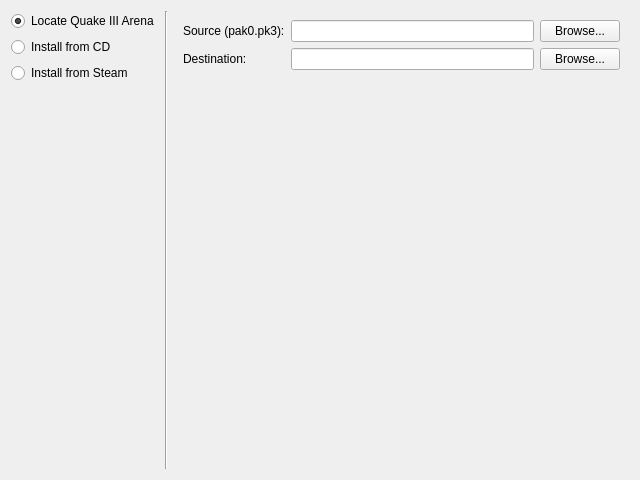
Before: the Qt Designer form installwizard_setup.ui in ioquake/launch, drawn with Qt 5.
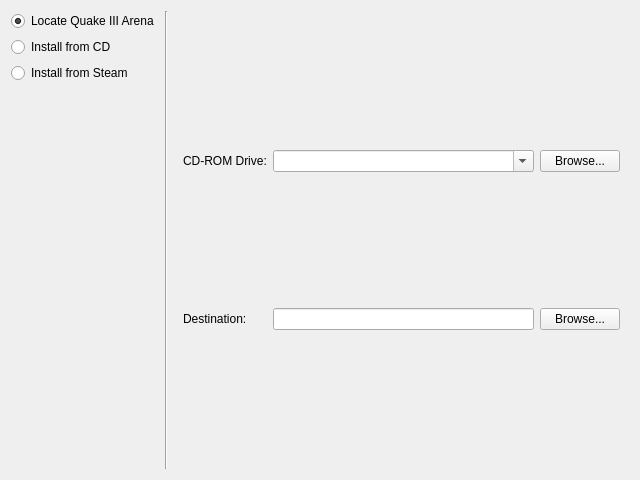
After: the same form once the commit is applied. The open tabs and pages were chosen to show the change.

Commit message: When installing from CD, have the user select a drive/directory instead of making them find pak0.pk3 on the CD.

Diff of the .ui file:
```diff
--- a/installwizard_setup.ui
+++ b/installwizard_setup.ui
@@ -99,30 +99,28 @@
       </layout>
      </widget>
      <widget class="QWidget" name="pageInstallFromCd">
-      <layout class="QFormLayout" name="formLayout_2">
-       <item row="0" column="0" colspan="2">
-        <layout class="QFormLayout" name="formLayout">
+      <layout class="QGridLayout" name="gridLayout">
          <item row="0" column="0">
           <widget class="QLabel" name="label">
            <property name="text">
-            <string>Source (pak0.pk3):</string>
+          <string>CD-ROM Drive:</string>
            </property>
           </widget>
          </item>
          <item row="0" column="1">
-          <layout class="QHBoxLayout" name="horizontalLayout_5">
-           <item>
-            <widget class="QLineEdit" name="txtInstallSource"/>
-           </item>
-           <item>
+        <widget class="QComboBox" name="cbInstallSource">
+         <property name="editable">
+          <bool>true</bool>
+         </property>
+        </widget>
+       </item>
+       <item row="0" column="2">
             <widget class="QPushButton" name="btnInstallBrowseSource">
              <property name="text">
               <string>Browse...</string>
              </property>
             </widget>
            </item>
-          </layout>
-         </item>
          <item row="1" column="0">
           <widget class="QLabel" name="label_2">
            <property name="text">
@@ -131,20 +129,14 @@
           </widget>
          </item>
          <item row="1" column="1">
-          <layout class="QHBoxLayout" name="horizontalLayout_6">
-           <item>
             <widget class="QLineEdit" name="txtInstallDest"/>
            </item>
-           <item>
+       <item row="1" column="2">
             <widget class="QPushButton" name="btnInstallBrowseDest">
              <property name="text">
               <string>Browse...</string>
              </property>
             </widget>
-           </item>
-          </layout>
-         </item>
-        </layout>
        </item>
       </layout>
      </widget>
```
Lines whose indentation alone changed are shown as unchanged. The commit also changes 2 other files.
